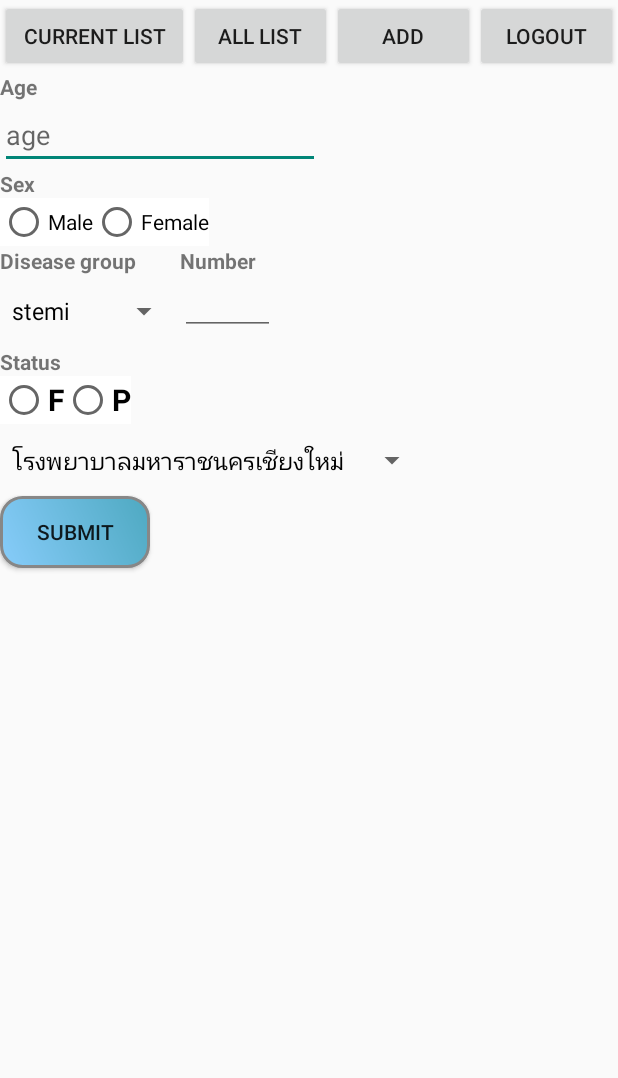
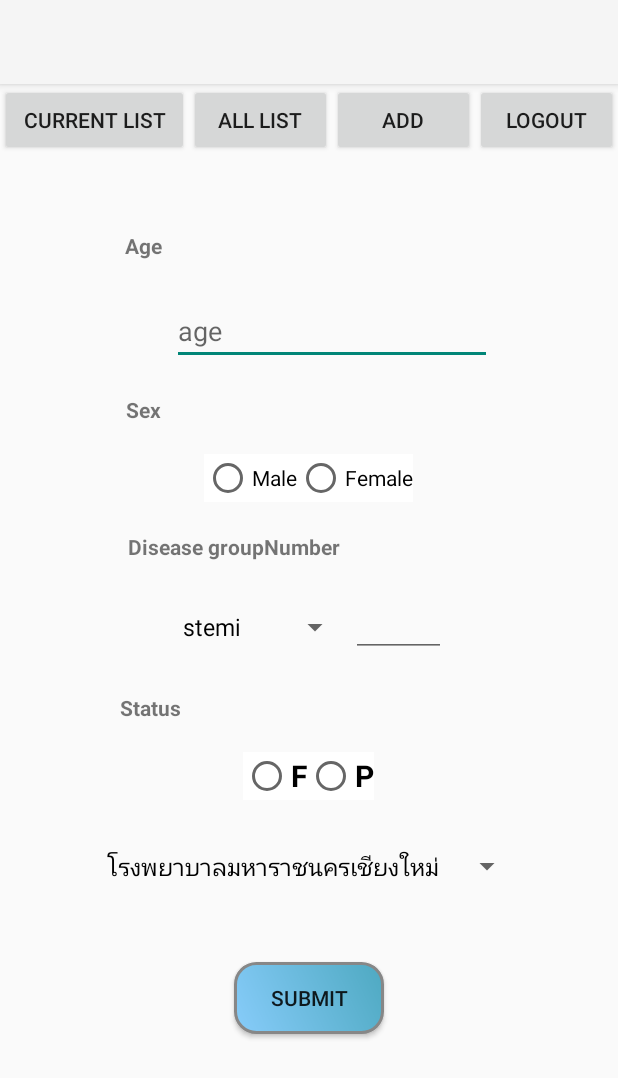
Before and after one commit to FabreCastell/491project, an Android app: the AddActivity screen opened directly, with no data from a screen before it, on a phone screen of 412 x 824 dp. Shown: the top 1078 px of the screen. Run offline under Robolectric (Android 15) with nearby library versions, the phone set to English and light mode, and no system bars; our stand-ins replace Firebase (no records; nobody signed in at launch, a user with empty details on screens opened directly).

```diff
--- a/app/src/main/java/com/example/nice/a491/ListActivity.java
+++ b/app/src/main/java/com/example/nice/a491/ListActivity.java
@@ -22,19 +22,19 @@ import java.util.ArrayList;
 import java.util.Map;
 
 public class ListActivity extends AppCompatActivity {
-    String message;
     DatabaseReference ref = FirebaseDatabase.getInstance().getReference().child("List");
     ListView listview;
     ArrayList<String> list=new ArrayList<>();
     ArrayList<Map<String,Object>> allData=new ArrayList<>();
     float x1,x2,y1,y2;
+    String user;
 
     @Override
     protected void onCreate(Bundle savedInstanceState) {
         super.onCreate(savedInstanceState);
         setContentView(R.layout.list_page);
         Intent intent = getIntent();
-        message = intent.getStringExtra("data");
+        user = intent.getStringExtra("user");
 
         listview = findViewById(R.id.show);
         final ArrayAdapter<String> adapter = new ArrayAdapter(this,android.R.layout.simple_dropdown_item_1line,list);
@@ -77,10 +77,12 @@ public class ListActivity extends AppCompatActivity {
                         y2 = event.getY();
                         if(x1 <= x2){
                             Intent i = new Intent(ListActivity.this, MainActivity.class);
+                            i.putExtra("user", user);
                             startActivity(i);
                             overridePendingTransition(R.anim.slide_in_left, R.anim.slide_out_right);
                         }else if(x1 >= x2){
                             Intent i = new Intent(ListActivity.this, AddActivity.class);
+                            i.putExtra("user", user);
                             startActivity(i);
                         }
                         break;
--- a/app/src/main/res/layout/add_page.xml
+++ b/app/src/main/res/layout/add_page.xml
@@ -1,9 +1,24 @@
 <?xml version="1.0" encoding="utf-8"?>
+
+
+
 <LinearLayout xmlns:android="http://schemas.android.com/apk/res/android"
     xmlns:app="http://schemas.android.com/apk/res-auto"
+    xmlns:tools="http://schemas.android.com/tools"
     android:layout_width="match_parent"
     android:layout_height="match_parent"
     android:orientation="vertical">
+
+    <android.support.v7.widget.Toolbar
+        android:id="@+id/my_toolbar"
+        android:layout_width="match_parent"
+        android:layout_height="?attr/actionBarSize"
+        android:background="?attr/colorPrimary"
+        android:elevation="4dp"
+        android:theme="@style/ThemeOverlay.AppCompat.ActionBar"
+        app:popupTheme="@style/ThemeOverlay.AppCompat.Light"/>
+
+
 
     <LinearLayout
         android:layout_width="match_parent"
@@ -21,10 +36,10 @@
         <Button
             android:id="@+id/alllist"
             android:layout_width="wrap_content"
-            android:layout_height="wrap_content"
+            android:layout_height="match_parent"
             android:layout_weight="1"
-            android:text="all list"
-            android:onClick="process"/>
+            android:onClick="process"
+            android:text="all list" />
 
         <Button
             android:id="@+id/add"
@@ -42,7 +57,7 @@
             android:text="logout" />
     </LinearLayout>
 
-    <LinearLayout
+    <android.support.constraint.ConstraintLayout
         android:layout_width="match_parent"
         android:layout_height="match_parent"
         android:orientation="vertical">
@@ -50,37 +65,55 @@
         <TextView
             android:id="@+id/age"
             android:layout_width="wrap_content"
-            android:layout_height="wrap_content"
+            android:layout_height="24dp"
+            android:layout_marginStart="85dp"
+            android:layout_marginTop="50dp"
+            android:layout_marginEnd="306dp"
             android:text="Age"
             android:textStyle="bold"
-            app:layout_constraintBottom_toTopOf="@+id/text"
-            />
+            app:layout_constraintEnd_toEndOf="parent"
+            app:layout_constraintStart_toStartOf="parent"
+            app:layout_constraintTop_toTopOf="parent" />
 
 
         <EditText
             android:id="@+id/ageEdit"
             android:layout_width="wrap_content"
             android:layout_height="wrap_content"
+            android:layout_marginStart="114dp"
+            android:layout_marginTop="20dp"
+            android:layout_marginEnd="84dp"
             android:ems="10"
             android:hint="age"
             android:inputType="text"
-           />
-
-
+            app:layout_constraintEnd_toEndOf="parent"
+            app:layout_constraintStart_toStartOf="parent"
+            app:layout_constraintTop_toBottomOf="@+id/age" />
 
 
         <TextView
             android:id="@+id/sex"
             android:layout_width="wrap_content"
             android:layout_height="wrap_content"
+            android:layout_marginStart="85dp"
+            android:layout_marginTop="20dp"
+            android:layout_marginEnd="306dp"
             android:text="Sex"
             android:textStyle="bold"
-            />
+            app:layout_constraintEnd_toEndOf="parent"
+            app:layout_constraintStart_toStartOf="parent"
+            app:layout_constraintTop_toBottomOf="@+id/ageEdit" />
 
         <RadioGroup
+            android:id="@+id/radioGroup2"
             android:layout_width="match_parent"
             android:layout_height="wrap_content"
-            android:orientation="horizontal">
+            android:layout_marginTop="20dp"
+            android:gravity="center"
+            android:orientation="horizontal"
+            app:layout_constraintEnd_toEndOf="parent"
+            app:layout_constraintStart_toStartOf="parent"
+            app:layout_constraintTop_toBottomOf="@+id/sex">
 
             <RadioButton
                 android:id="@+id/bmale"
@@ -98,45 +131,26 @@
                 android:background="@color/white"
                 android:checked="false"
                 android:onClick="onRadioSexClicked"
-                android:text="Female"
-                />
+                android:text="Female" />
 
         </RadioGroup>
 
         <LinearLayout
+            android:id="@+id/linearLayout7"
             android:layout_width="wrap_content"
             android:layout_height="wrap_content"
-            android:orientation="horizontal">
-
-            <LinearLayout
-                android:layout_width="match_parent"
-                android:layout_height="wrap_content"
-                android:orientation="vertical">
+            android:layout_marginStart="85dp"
+            android:layout_marginTop="20dp"
+            android:orientation="horizontal"
+            app:layout_constraintStart_toStartOf="parent"
+            app:layout_constraintTop_toBottomOf="@+id/radioGroup2">
 
             <TextView
                 android:id="@+id/di"
                 android:layout_width="wrap_content"
                 android:layout_height="wrap_content"
                 android:text="Disease group"
-                    android:textStyle="bold"
-                    />
-
-
-                <Spinner
-                    android:id="@+id/disSpinner"
-                    android:layout_width="wrap_content"
-                    android:layout_height="wrap_content"
-                    android:entries="@array/group"
-                    android:prompt="@string/title_group"
-                   />
-
-            </LinearLayout>
-
-
-            <LinearLayout
-                android:layout_width="match_parent"
-                android:layout_height="wrap_content"
-                android:orientation="vertical">
+                android:textStyle="bold" />
 
             <TextView
                 android:id="@+id/number"
@@ -144,6 +158,25 @@
                 android:layout_height="wrap_content"
                 android:text="Number"
                 android:textStyle="bold" />
+
+        </LinearLayout>
+
+        <LinearLayout
+            android:id="@+id/linearLayout2"
+            android:layout_width="match_parent"
+            android:layout_height="wrap_content"
+            android:layout_marginTop="20dp"
+            android:gravity="center"
+            android:orientation="horizontal"
+            app:layout_constraintTop_toBottomOf="@+id/linearLayout7"
+            tools:layout_editor_absoluteX="0dp">
+
+            <Spinner
+                android:id="@+id/disSpinner"
+                android:layout_width="wrap_content"
+                android:layout_height="wrap_content"
+                android:entries="@array/group"
+                android:prompt="@string/title_group" />
 
 
             <EditText
@@ -157,23 +190,30 @@
 
         </LinearLayout>
 
-        </LinearLayout>
-
-
-
 
         <TextView
             android:id="@+id/status"
             android:layout_width="wrap_content"
             android:layout_height="wrap_content"
+            android:layout_marginStart="85dp"
+            android:layout_marginTop="20dp"
+            android:layout_marginEnd="297dp"
             android:text="Status"
             android:textStyle="bold"
-            />
+            app:layout_constraintEnd_toEndOf="parent"
+            app:layout_constraintStart_toStartOf="parent"
+            app:layout_constraintTop_toBottomOf="@+id/linearLayout2" />
 
         <RadioGroup
+            android:id="@+id/radioGroup"
             android:layout_width="match_parent"
             android:layout_height="wrap_content"
-            android:orientation="horizontal">
+            android:layout_marginTop="20dp"
+            android:gravity="center"
+            android:orientation="horizontal"
+            app:layout_constraintEnd_toEndOf="parent"
+            app:layout_constraintStart_toStartOf="parent"
+            app:layout_constraintTop_toBottomOf="@+id/status">
 
 
             <RadioButton
@@ -185,8 +225,7 @@
                 android:onClick="onRadioStatusClicked"
                 android:text="F"
                 android:textSize="20dp"
-                android:textStyle="bold"
-               />
+                android:textStyle="bold" />
 
             <RadioButton
                 android:id="@+id/bp"
@@ -197,36 +236,43 @@
                 android:onClick="onRadioStatusClicked"
                 android:text="P"
                 android:textSize="20dp"
-                android:textStyle="bold"
-              />
+                android:textStyle="bold" />
 
         </RadioGroup>
-
-
 
 
         <Spinner
             android:id="@+id/desSpinner"
             android:layout_width="wrap_content"
             android:layout_height="wrap_content"
+            android:layout_marginStart="62dp"
+            android:layout_marginTop="20dp"
+            android:layout_marginEnd="62dp"
+            android:layout_marginBottom="50dp"
             android:entries="@array/hospital"
-            android:prompt="@string/title_hospital" />
-
-
-
+            android:prompt="@string/title_hospital"
+            app:layout_constraintBottom_toTopOf="@+id/submit"
+            app:layout_constraintEnd_toEndOf="parent"
+            app:layout_constraintStart_toStartOf="parent"
+            app:layout_constraintTop_toBottomOf="@+id/radioGroup" />
 
 
         <Button
             android:id="@+id/submit"
             android:layout_width="wrap_content"
             android:layout_height="wrap_content"
+            android:layout_marginStart="155dp"
+            android:layout_marginTop="40dp"
+            android:layout_marginEnd="156dp"
             android:background="@drawable/smallbutton"
             android:onClick="process"
             android:text="submit"
-            />
+            app:layout_constraintEnd_toEndOf="parent"
+            app:layout_constraintStart_toStartOf="parent"
+            app:layout_constraintTop_toBottomOf="@+id/desSpinner" />
 
 
 
-    </LinearLayout>
+    </android.support.constraint.ConstraintLayout>
 
 </LinearLayout>
```
Also changed, not shown: app/src/main/java/com/example/nice/a491/AddActivity.java (+16 -8 lines), app/src/main/java/com/example/nice/a491/ImageActivity.java (+6 -2 lines), app/src/main/java/com/example/nice/a491/InformationActivity.java (+51 -49 lines), app/src/main/java/com/example/nice/a491/LoginActivity.java (+12 -9 lines), app/src/main/java/com/example/nice/a491/MainActivity.java (+29 -12 lines), app/src/main/java/com/example/nice/a491/RecordActivity.java (+18 -14 lines), app/src/main/res/layout/login.xml (+8 -12 lines). Lines whose indentation alone changed are shown as unchanged.
